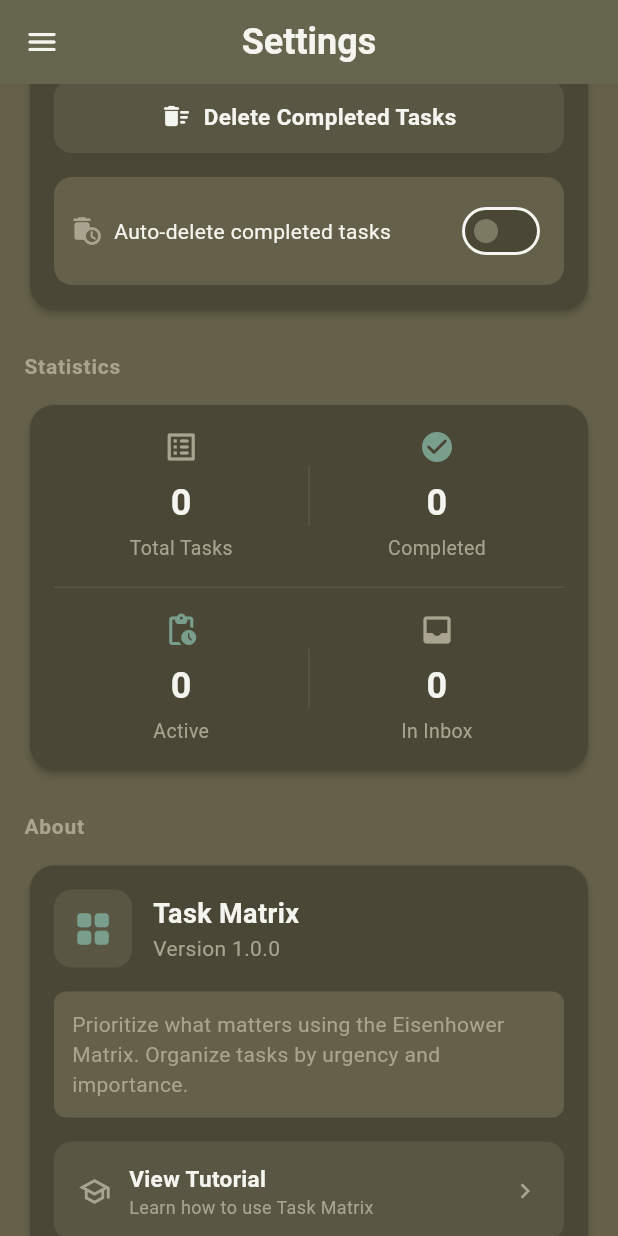
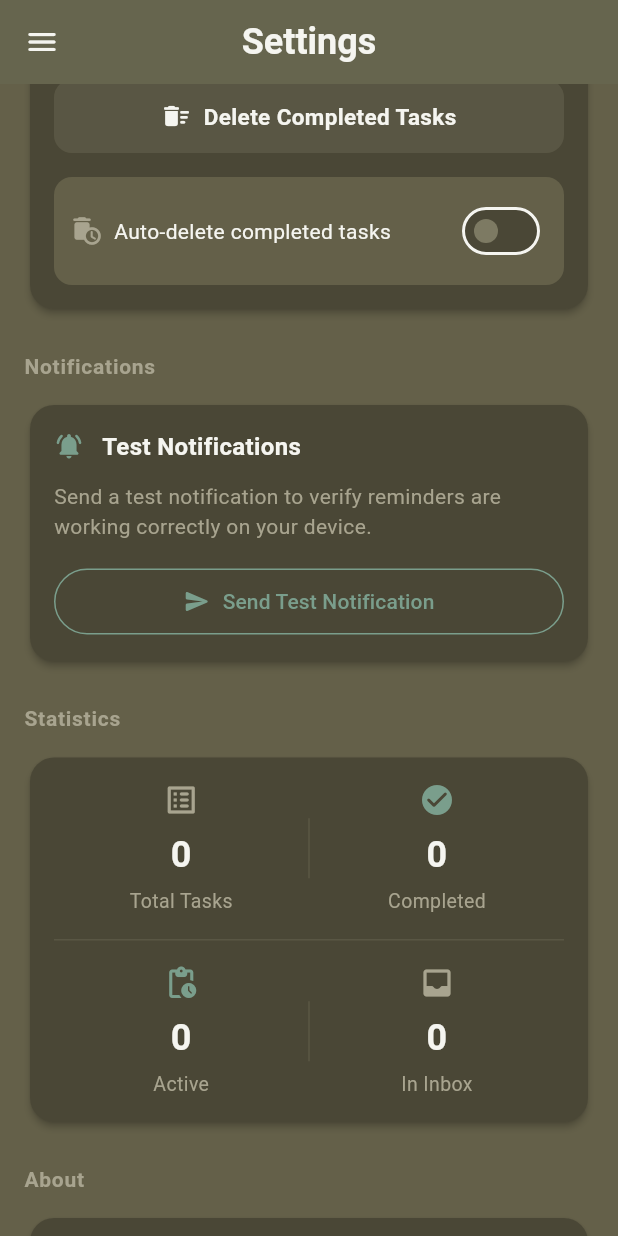
Before and after one commit to bphilipray/todo-list-pwa, a Flutter app: the SettingsScreen screen opened directly with empty values, scrolled down 1152 dp, on a phone screen of 412 x 824 dp. Run offline on Flutter 3.47's test engine with Material 3 defaults, Android fonts, the phone set to English and light mode, and no system bars; our stand-ins replace cloud_firestore, file_picker, firebase_auth, firebase_core, flutter_local_notifications, flutter_timezone and 5 more; missing offline and left inert: device_calendar; accounts and stored records are empty.

Commit message:
Fix calendar sync issues and improve diagnostics
- Add calendar diagnostics to help troubleshoot when no writable calendars found
- Fix null pointer exception when creating calendar events by setting default values for reminders, availability, and status
- Sort calendars to prioritize Google calendars first
- Add notifications section to settings screen
- Update app icons and add proguard rules for release builds
- Various UI improvements to settings, add task sheet, and onboarding

```diff
--- a/lib/main.dart
+++ b/lib/main.dart
@@ -61,6 +61,10 @@
   late bool _isOnboardingCompleted;
   String? _firstTaskTitle;
 
+  /// Global key for ScaffoldMessenger to handle snackbars across nested scaffolds
+  static final GlobalKey<ScaffoldMessengerState> scaffoldMessengerKey =
+      GlobalKey<ScaffoldMessengerState>();
+
   AppColorTheme get currentTheme => _currentTheme;
 
   @override
@@ -103,9 +107,10 @@
     return ThemeProvider(
       theme: _currentTheme,
       child: MaterialApp(
-        title: 'Task Matrix',
+        title: 'Quadrant',
         debugShowCheckedModeBanner: false,
         theme: AppTheme.fromColorTheme(_currentTheme),
+        scaffoldMessengerKey: scaffoldMessengerKey,
         home: _isOnboardingCompleted
             ? MainScreen(initialTaskTitle: _firstTaskTitle)
             : OnboardingScreen(
--- a/lib/screens/onboarding_screen.dart
+++ b/lib/screens/onboarding_screen.dart
@@ -183,7 +183,7 @@
           ),
           const SizedBox(height: 32),
           Text(
-            'Task Matrix',
+            'Quadrant',
             style: TextStyle(
               fontSize: 32,
               fontWeight: FontWeight.bold,
--- a/lib/screens/settings_screen.dart
+++ b/lib/screens/settings_screen.dart
@@ -8,6 +8,7 @@
 import '../services/backup_service.dart';
 import '../services/calendar_service.dart';
 import '../services/cloud_sync_service.dart';
+import '../services/notification_service.dart';
 import '../theme/app_theme.dart';
 import 'onboarding_screen.dart';
 
@@ -55,6 +56,7 @@
   bool _calendarSyncEnabled = false;
   String? _selectedCalendarId;
   List<Calendar> _availableCalendars = [];
+  String? _calendarDiagnosticInfo;
   bool _isLoadingCalendars = false;
   bool _isSyncingCalendar = false;
 
@@ -64,6 +66,12 @@
   int get _inboxTasks => widget.tasks.where((t) => t.quadrant == null).length;
 
   AppColorTheme get _colors => context.appColors;
+
+  /// Returns appropriate text color (black or white) based on background luminance
+  Color _getContrastingTextColor(Color backgroundColor) {
+    final luminance = backgroundColor.computeLuminance();
+    return luminance > 0.5 ? Colors.black : Colors.white;
+  }
 
   @override
   void initState() {
@@ -87,10 +95,11 @@
     final calendarId = await _calendarService.getSelectedCalendarId();
 
     if (enabled && _calendarService.hasPermissions) {
-      final calendars = await _calendarService.getCalendars();
+      final result = await _calendarService.getCalendarsWithDiagnostics();
       if (mounted) {
         setState(() {
-          _availableCalendars = calendars;
+          _availableCalendars = result.calendars;
+          _calendarDiagnosticInfo = result.diagnosticInfo;
         });
       }
     }
@@ -119,27 +128,19 @@
         return;
       }
 
-      // Load available calendars
+      // Load available calendars with diagnostics
       setState(() => _isLoadingCalendars = true);
-      final calendars = await _calendarService.getCalendars();
+      final result = await _calendarService.getCalendarsWithDiagnostics();
       if (mounted) {
         setState(() {
-          _availableCalendars = calendars;
+          _availableCalendars = result.calendars;
+          _calendarDiagnosticInfo = result.diagnosticInfo;
           _isLoadingCalendars = false;
         });
       }
 
-      if (calendars.isEmpty) {
-        if (mounted) {
-          ScaffoldMessenger.of(context).showSnackBar(
-            SnackBar(
-              content: const Text('No writable calendars found'),
-              backgroundColor: _colors.error,
-            ),
-          );
-        }
-        return;
-      }
+      // Continue to enable the toggle even if no calendars found
+      // so the UI can show the diagnostic info to the user
     } else {
       // Ask user if they want to remove existing events
       final removeEvents = await _showRemoveEventsDialog();
@@ -578,6 +579,13 @@
           _buildSectionHeader('Data Management'),
           const SizedBox(height: 12),
           _buildDataManagementCard(),
+
+          const SizedBox(height: 24),
+
+          // Notifications Section
+          _buildSectionHeader('Notifications'),
+          const SizedBox(height: 12),
+          _buildNotificationsCard(),
 
           const SizedBox(height: 24),
 
@@ -1029,12 +1037,33 @@
                       ),
                       isExpanded: true,
                       dropdownColor: _colors.surface,
-                      items: _availableCalendars.map((cal) {
-                        return DropdownMenuItem(
-                          value: cal.id,
+                      items: _availableCalendars
+                          .where((cal) => cal.id != null && cal.id!.isNotEmpty)
+                          .map((cal) {
+                        // Build a meaningful display name from available properties
+                        final name = cal.name;
+                        final account = cal.accountName;
+                        final type = cal.accountType;
+
+                        String displayName;
+                        if (name != null && name.isNotEmpty) {
+                          displayName = account != null && account.isNotEmpty
+                              ? '$name ($account)'
+                              : name;
+                        } else if (account != null && account.isNotEmpty) {
+                          displayName = type != null && type.isNotEmpty
+                              ? '$account - $type'
+                              : account;
+                        } else {
+                          displayName = 'Calendar ${cal.id!.substring(0, 8)}...';
+                        }
+
+                        return DropdownMenuItem<String>(
+                          value: cal.id!,
                           child: Text(
-                            cal.name ?? 'Unknown Calendar',
+                            displayName,
                             style: TextStyle(color: _colors.textPrimary),
+                            overflow: TextOverflow.ellipsis,
                           ),
                         );
                       }).toList(),
@@ -1061,23 +1090,38 @@
                     color: _colors.warning.withOpacity(0.1),
                     borderRadius: BorderRadius.circular(8),
                   ),
-                  child: Row(
+                  child: Column(
+                    crossAxisAlignment: CrossAxisAlignment.start,
                     children: [
-                      Icon(
-                        Icons.warning_rounded,
-                        color: _colors.warning,
-                        size: 20,
-                      ),
-                      const SizedBox(width: 8),
-                      Expanded(
-                        child: Text(
-                          'No writable calendars found',
+                      Row(
+                        children: [
+                          Icon(
+                            Icons.warning_rounded,
+                            color: _colors.warning,
+                            size: 20,
+                          ),
+                          const SizedBox(width: 8),
+                          const Expanded(
+                            child: Text(
+                              'No writable calendars found',
+                              style: TextStyle(
+                                fontSize: 14,
+                                fontWeight: FontWeight.w600,
+                              ),
+                            ),
+                          ),
+                        ],
+                      ),
+                      if (_calendarDiagnosticInfo != null) ...[
+                        const SizedBox(height: 8),
+                        Text(
+                          _calendarDiagnosticInfo!,
                           style: TextStyle(
-                            fontSize: 13,
-                            color: _colors.warning,
+                            fontSize: 12,
+                            color: _colors.textSecondary,
                           ),
                         ),
-                      ),
+                      ],
                     ],
                   ),
                 ),
@@ -1348,10 +1392,16 @@
     bool isLoading = false,
     bool isSecondary = false,
   }) {
+    final backgroundColor = isSecondary
+        ? _colors.surfaceLight.withOpacity(0.3)
+        : _colors.accent;
+    // Use contrasting text color for primary buttons, theme text for secondary
+    final textColor = isSecondary
+        ? _colors.textPrimary
+        : _getContrastingTextColor(_colors.accent);
+
     return Material(
-      color: isSecondary
-          ? _colors.surfaceLight.withOpacity(0.3)
-          : _colors.accent,
+      color: backgroundColor,
       borderRadius: BorderRadius.circular(12),
       child: InkWell(
         onTap: onPressed,
@@ -1367,14 +1417,14 @@
                   height: 18,
                   child: CircularProgressIndicator(
                     strokeWidth: 2,
-                    color: _colors.textPrimary,
+                    color: textColor,
                   ),
                 )
               else
                 Icon(
                   icon,
                   size: 20,
-                  color: _colors.textPrimary,
+                  color: textColor,
                 ),
               const SizedBox(width: 8),
               Text(
@@ -1382,7 +1432,7 @@
                 style: TextStyle(
                   fontSize: 15,
                   fontWeight: FontWeight.w600,
-                  color: _colors.textPrimary,
+                  color: textColor,
                 ),
               ),
             ],
@@ -1390,6 +1440,83 @@
         ),
       ),
     );
+  }
+
+  Widget _buildNotificationsCard() {
+    return Card(
+      child: Padding(
+        padding: const EdgeInsets.all(16),
+        child: Column(
+          crossAxisAlignment: CrossAxisAlignment.start,
+          children: [
+            Row(
+              children: [
+                Icon(
+                  Icons.notifications_active_rounded,
+                  color: _colors.accent,
+                  size: 20,
+                ),
+                const SizedBox(width: 12),
+                Text(
+                  'Test Notifications',
+                  style: TextStyle(
+                    fontSize: 16,
+                    fontWeight: FontWeight.w600,
+                    color: _colors.textPrimary,
+                  ),
+                ),
+              ],
+            ),
+            const SizedBox(height: 12),
+            Text(
+              'Send a test notification to verify reminders are working correctly on your device.',
+              style: TextStyle(
+                fontSize: 14,
+                color: _colors.textSecondary,
+              ),
+            ),
+            const SizedBox(height: 16),
+            SizedBox(
+              width: double.infinity,
+              child: OutlinedButton.icon(
+                onPressed: _sendTestNotification,
+                icon: const Icon(Icons.send_rounded),
+                label: const Text('Send Test Notification'),
+                style: OutlinedButton.styleFrom(
+                  foregroundColor: _colors.accent,
+                  side: BorderSide(color: _colors.accent),
+                  padding: const EdgeInsets.symmetric(vertical: 12),
+                ),
+              ),
+            ),
+          ],
+        ),
+      ),
+    );
+  }
+
+  Future<void> _sendTestNotification() async {
+    final notificationService = NotificationService();
+
+    // Check permission status
+    final canScheduleExact = await notificationService.canScheduleExactAlarms();
+
+    // Show the test notification
+    await notificationService.showTestNotification();
+
+    if (mounted) {
+      ScaffoldMessenger.of(context).showSnackBar(
+        SnackBar(
+          content: Text(
+            canScheduleExact
+                ? 'Test notification sent! Check your notification shade.'
+                : 'Test sent (inexact mode). Exact alarms not available on this device.',
+          ),
+          backgroundColor: _colors.success,
+          duration: const Duration(seconds: 4),
+        ),
+      );
+    }
   }
 
   Widget _buildStatsCard() {
@@ -1519,7 +1646,7 @@
                     crossAxisAlignment: CrossAxisAlignment.start,
                     children: [
                       Text(
-                        'Task Matrix',
+                        'Quadrant',
                         style: TextStyle(
                           fontSize: 18,
                           fontWeight: FontWeight.bold,
@@ -1596,7 +1723,7 @@
                             ),
                           ),
                           Text(
-                            'Learn how to use Task Matrix',
+                            'Learn how to use Quadrant',
                             style: TextStyle(
                               fontSize: 12,
                               color: _colors.textSecondary,
--- a/lib/services/backup_service.dart
+++ b/lib/services/backup_service.dart
@@ -87,8 +87,8 @@
       // Share the file
       await Share.shareXFiles(
         [XFile(file.path)],
-        subject: 'Task Matrix Backup',
-        text: 'Task Matrix backup from ${DateTime.now().toString().split('.').first}',
+        subject: 'Quadrant Backup',
+        text: 'Quadrant backup from ${DateTime.now().toString().split('.').first}',
       );
 
       return true;
--- a/lib/theme/app_theme.dart
+++ b/lib/theme/app_theme.dart
@@ -346,7 +346,10 @@
       ),
       floatingActionButtonTheme: FloatingActionButtonThemeData(
         backgroundColor: colors.accent,
-        foregroundColor: colors.isDark ? colors.textPrimary : Colors.white,
+        // Use contrasting color based on accent brightness, not theme brightness
+        foregroundColor: colors.accent.computeLuminance() > 0.5
+            ? Colors.black
+            : Colors.white,
         elevation: 4,
       ),
       bottomSheetTheme: BottomSheetThemeData(
--- a/lib/widgets/app_drawer.dart
+++ b/lib/widgets/app_drawer.dart
@@ -62,7 +62,7 @@
                   ),
                   const SizedBox(height: 16),
                   Text(
-                    'Task Matrix',
+                    'Quadrant',
                     style: TextStyle(
                       fontSize: 22,
                       fontWeight: FontWeight.bold,
```
Also changed, not shown: lib/screens/main_screen.dart (+13 -2 lines), lib/services/calendar_service.dart (+71 -6 lines), lib/services/cloud_sync_service.dart (+54 -39 lines), lib/services/notification_service.dart (+28 -5 lines), lib/widgets/add_task_sheet.dart (+17 -13 lines), assets/icon/quadrant_icon.svg (added), 8 other files.
